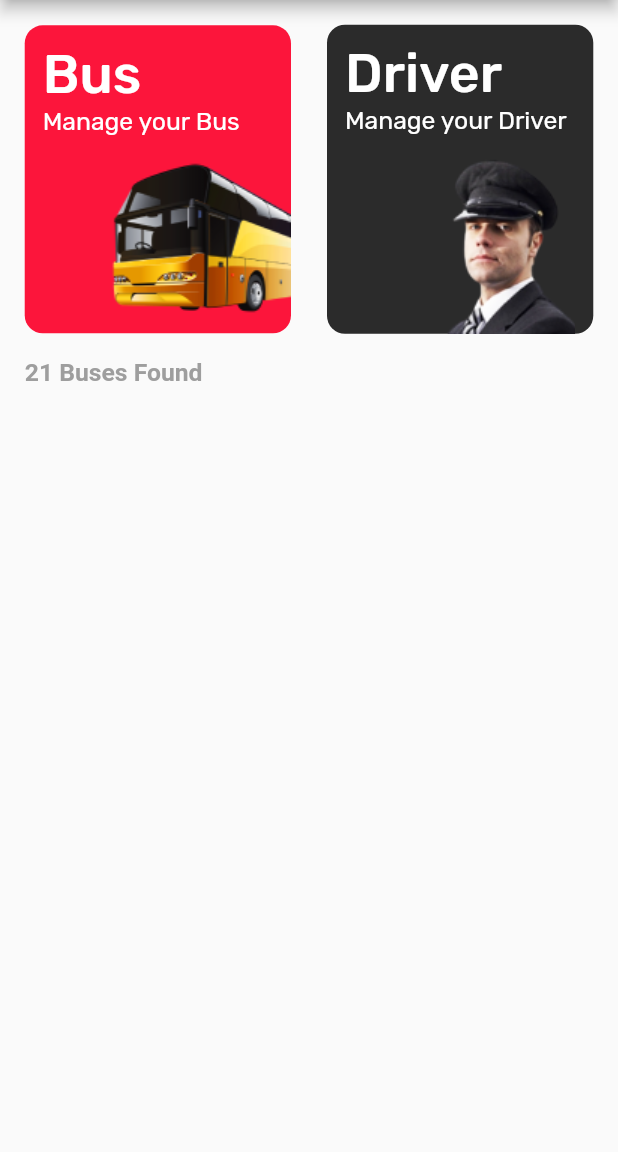
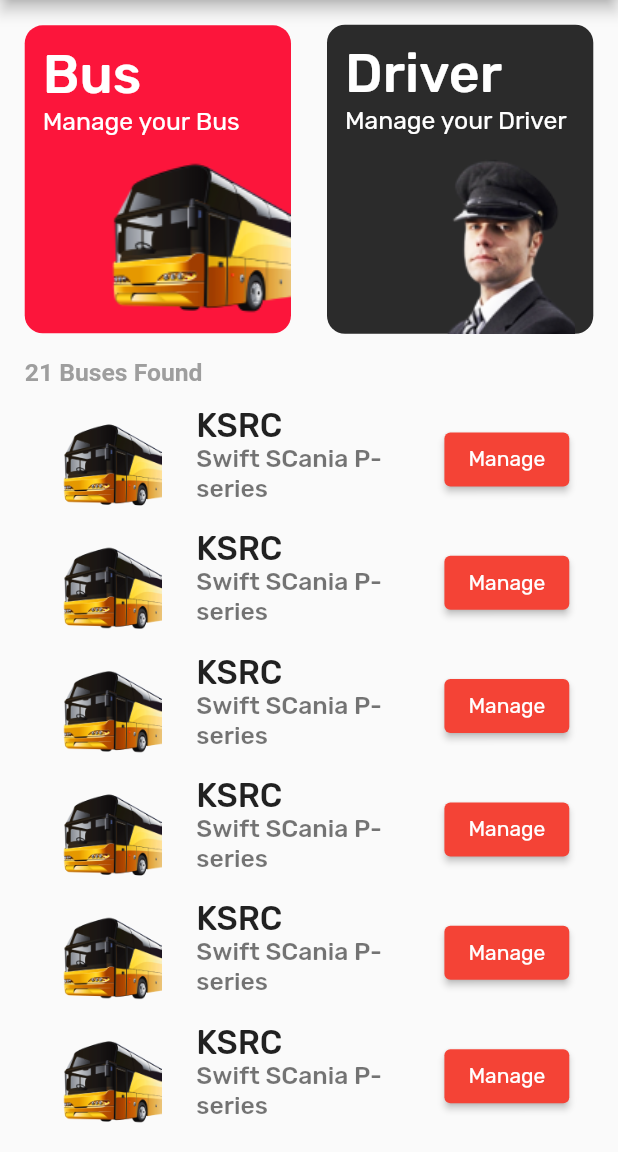
Before and after one commit to fasil2401/bus_booking, a Flutter app: the HomePage screen opened by its route, on a phone screen of 412 x 824 dp, the part 84-1236 px from its top. Run offline on Flutter 3.47's test engine with Material 2 defaults, Android fonts, the phone set to English and light mode, and no system bars; our stand-ins replace get, sizer.

Commit message:
home page done

```diff
--- a/lib/main.dart
+++ b/lib/main.dart
@@ -1,3 +1,4 @@
+import 'package:bus_booking/view/driver_list.dart';
 import 'package:bus_booking/view/home.dart';
 import 'package:bus_booking/view/login.dart';
 import 'package:bus_booking/view/onboarding.dart';
@@ -32,6 +33,9 @@ class MyApp extends StatelessWidget {
           GetPage(name: '/home', page: ()=> const HomePage(),
           transition: Transition.cupertino
           ),
+          GetPage(name: '/driver_list', page: ()=> const DriverList(),
+          transition: Transition.cupertino
+          ),
         ],
       );
     });
--- a/lib/view/components/home_tile.dart
+++ b/lib/view/components/home_tile.dart
@@ -1,13 +1,11 @@
 import 'package:bus_booking/view/constants/heights.dart';
 import 'package:flutter/material.dart';
+import 'package:get/get.dart';
 import 'package:sizer/sizer.dart';
 
 import '../constants/colors.dart';
 
-
-
 class HomeTile extends StatelessWidget {
-
   final String title;
   final String subtitle;
   final String image;
@@ -22,14 +20,18 @@ class HomeTile extends StatelessWidget {
   Widget build(BuildContext context) {
     return Expanded(
       child: Padding(
-        padding: const EdgeInsets.only(right:12),
+        padding: const EdgeInsets.only(right: 12),
         child: Container(
           decoration: BoxDecoration(
             color: redColor,
             borderRadius: BorderRadius.circular(12),
           ),
           child: Padding(
-            padding: const EdgeInsets.only(top: 12, bottom: 12, left: 12,),
+            padding: const EdgeInsets.only(
+              top: 12,
+              bottom: 12,
+              left: 12,
+            ),
             child: Column(
               mainAxisAlignment: MainAxisAlignment.start,
               crossAxisAlignment: CrossAxisAlignment.start,
@@ -45,7 +47,6 @@ class HomeTile extends StatelessWidget {
                 ),
                 SizedBox(
                   height: 0.1.h,
-
                 ),
                 Text(
                   subtitle,
@@ -64,8 +65,6 @@ class HomeTile extends StatelessWidget {
                     fit: BoxFit.cover,
                   ),
                 ),
-
-
               ],
             ),
           ),
@@ -75,9 +74,7 @@ class HomeTile extends StatelessWidget {
   }
 }
 
-
 class HomeTile2 extends StatelessWidget {
-
   final String title;
   final String subtitle;
   final String image;
@@ -91,8 +88,12 @@ class HomeTile2 extends StatelessWidget {
   @override
   Widget build(BuildContext context) {
     return Expanded(
+      child: InkWell(
+        onTap: () {
+          Get.toNamed('/driver_list');
+        },
         child: Padding(
-        padding: const EdgeInsets.only(left:12),
+          padding: const EdgeInsets.only(left: 12),
           child: Container(
             decoration: BoxDecoration(
               color: commonBlack,
@@ -115,7 +116,6 @@ class HomeTile2 extends StatelessWidget {
                   ),
                   SizedBox(
                     height: 0.1.h,
-
                   ),
                   Text(
                     subtitle,
@@ -134,9 +134,8 @@ class HomeTile2 extends StatelessWidget {
                       fit: BoxFit.cover,
                     ),
                   ),
-
-
                 ],
+              ),
             ),
           ),
         ),
--- /dev/null
+++ b/lib/view/driver_list.dart
@@ -0,0 +1,18 @@
+import 'package:bus_booking/view/constants/colors.dart';
+import 'package:flutter/material.dart';
+
+class DriverList extends StatelessWidget {
+  const DriverList({Key? key}) : super(key: key);
+
+  @override
+  Widget build(BuildContext context) {
+    return Scaffold(
+
+      appBar: AppBar(
+        backgroundColor: commonBlack,
+        title: Text('Driver List', style: TextStyle(fontFamily: 'Rubik'),),
+        centerTitle: true ,
+      ),
+    );
+  }
+}
--- a/lib/view/home.dart
+++ b/lib/view/home.dart
@@ -3,6 +3,7 @@ import 'package:bus_booking/view/constants/colors.dart';
 import 'package:bus_booking/view/constants/heights.dart';
 import 'package:bus_booking/view/constants/paddings.dart';
 import 'package:flutter/material.dart';
+import 'package:get/get.dart';
 import 'package:sizer/sizer.dart';
 
 import 'components/home_tile.dart';
@@ -22,8 +23,6 @@ class HomePage extends StatelessWidget {
       ),
       body: Padding(
         padding: EdgeInsets.symmetric(horizontal: 4.w, vertical: 2.h),
-        child: SingleChildScrollView(
-          physics: NeverScrollableScrollPhysics(),
         child: Column(
           crossAxisAlignment: CrossAxisAlignment.start,
           children: [
@@ -46,13 +45,70 @@ class HomePage extends StatelessWidget {
               ),
             ),
             commonHeight2,
-              FormHead(title: '21 Buses Found'),
+           const FormHead(title: '21 Buses Found'),
             commonHeight1,
-
+            Expanded(
+              // height: 200.h,
+              child: ListView.separated(
+                  shrinkWrap: true,
+                  physics:const BouncingScrollPhysics(),
+                  scrollDirection: Axis.vertical,
+                  itemBuilder: (context, index) {
+                    return const BusTile();
+                  },
+                  separatorBuilder: (context, index) => commonHeight1,
+                  itemCount: 20),
+            )
           ],
-          ),
         ),
       ),
     );
   }
 }
+
+class BusTile extends StatelessWidget {
+  const BusTile({
+    Key? key,
+  }) : super(key: key);
+
+  @override
+  Widget build(BuildContext context) {
+    return ListTile(
+      leading: Container(
+        width: 20.w,
+        height: 20.w,
+        decoration: BoxDecoration(
+          borderRadius: BorderRadius.circular(8),
+          image: DecorationImage(
+            image: AssetImage('asset/images/bus.png'),
+            fit: BoxFit.contain,
+          ),
+        ),
+      ),
+      title: Text(
+        'KSRC',
+        style: TextStyle(
+          fontSize: 16.sp,
+          fontWeight: FontWeight.w500,
+          fontFamily: 'Rubik',
+        ),
+      ),
+      subtitle: Text(
+        'Swift SCania P-series',
+        style: TextStyle(
+          fontSize: 12.sp,
+          fontWeight: FontWeight.w500,
+          fontFamily: 'Rubik',
+        ),
+      ),
+      trailing: ElevatedButton(
+          onPressed: () {},
+          child: Text(
+            'Manage',
+            style: TextStyle(
+                fontFamily: 'Rubik',
+                fontWeight: FontWeight.w400),
+          )),
+    );
+  }
+}
```
Lines whose indentation alone changed are shown as unchanged.
